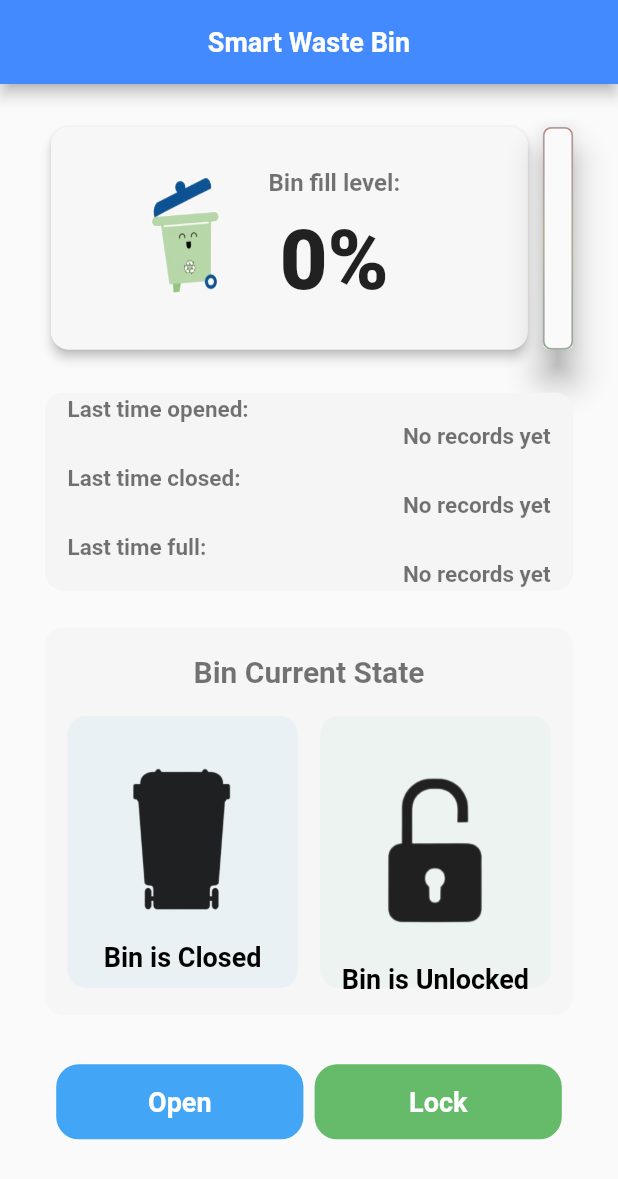
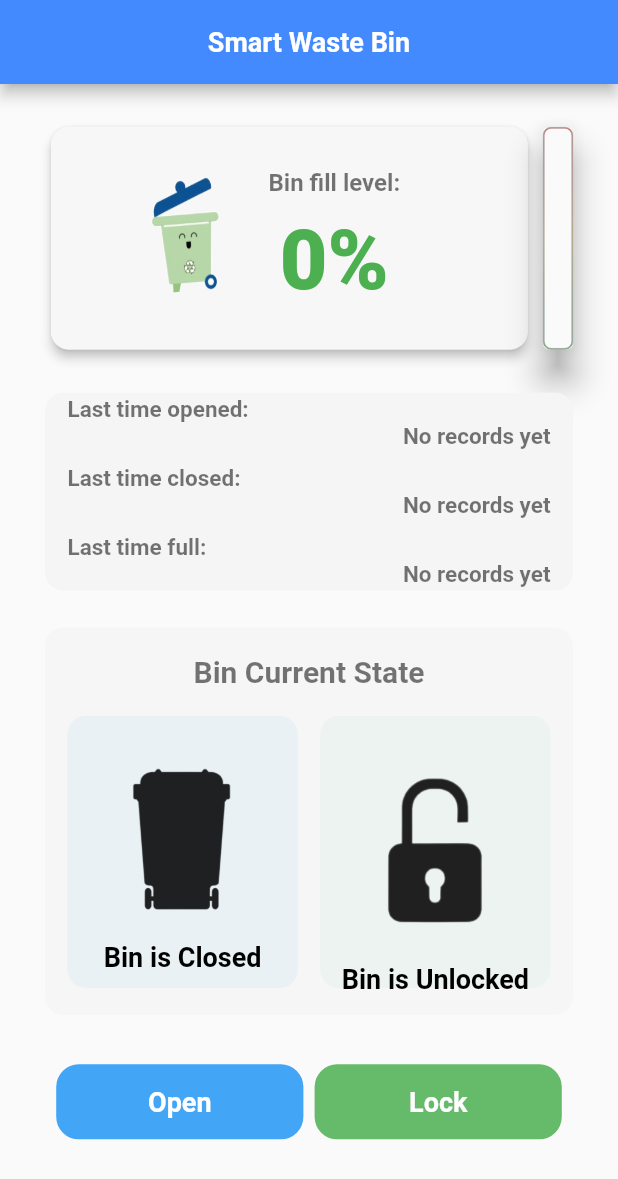
Before and after one commit to Enisco/smart_bin_advanced, a Flutter app: the screen it shows after launch, on a phone screen of 412 x 824 dp. Shown: the top 1179 px of the screen. Run offline on Flutter 3.47's test engine with Material 2 defaults, Android fonts, the light colour scheme and no system bars; our stand-ins replace flutter_local_notifications, get; missing offline and left inert: flutter_background, mqtt_client.

Commit message:
custom view implementation

```diff
--- a/lib/presentation/controller.dart
+++ b/lib/presentation/controller.dart
@@ -116,7 +116,7 @@ class SmartWasteBinController extends GetxController {
             }
           }
 
-          if (percentageVal > 90) {
+          if (percentageVal >= 90) {
             localNotificationServices.showNotification(percentageVal);
             locked = true;
             print("bin is now locked: locked = $locked");
--- a/lib/presentation/view.dart
+++ b/lib/presentation/view.dart
@@ -98,9 +98,9 @@ class _SmartWasteBinPageViewState extends State<SmartWasteBinPageView> {
                                 Text(
                                   '${controller.percentageVal.toString()}%',
                                   style: const TextStyle(
-                                    fontSize: 55,
-                                    fontWeight: FontWeight.w800,
-                                  ),
+                                      fontSize: 55,
+                                      fontWeight: FontWeight.w800,
+                                      color: Colors.green),
                                 ),
                               ],
                             ),
@@ -109,75 +109,6 @@ class _SmartWasteBinPageViewState extends State<SmartWasteBinPageView> {
                         ),
                       ),
                     ),
-
-                    // Card(
-                    //   elevation: 6,
-                    //   shadowColor: Colors.grey[700],
-                    //   child: Container(
-                    //     decoration: const BoxDecoration(
-                    //       borderRadius: BorderRadius.all(Radius.circular(15)),
-                    //     ),
-                    //     height: size.height * 0.18,
-                    //     width: 20,
-                    //     child: Column(
-                    //       children: [
-                    //         Expanded(
-                    //           child: Container(
-                    //             decoration: BoxDecoration(
-                    //               color: Colors.grey[50],
-                    //               border: Border.all(
-                    //                 width: 0.5,
-                    //                 color: Colors.grey,
-                    //               ),
-                    //               borderRadius: controller.percentageVal <= 0
-                    //                   ? const BorderRadius.all(
-                    //                       Radius.circular(5),
-                    //                     )
-                    //                   : const BorderRadius.only(
-                    //                       topLeft: Radius.circular(5),
-                    //                       topRight: Radius.circular(5)),
-                    //             ),
-                    //             width: 20,
-                    //             height: size.height *
-                    //                 0.18 *
-                    //                 (100.0 -
-                    //                     controller.percentageVal.toDouble() /
-                    //                         100),
-                    //           ),
-                    //         ),
-                    //         Card(
-                    //           shape: const RoundedRectangleBorder(
-                    //             borderRadius:
-                    //                 BorderRadius.all(Radius.circular(8)),
-                    //           ),
-                    //           elevation: 6,
-                    //           shadowColor: Colors.grey[700],
-                    //           margin: const EdgeInsets.all(0),
-                    //           child: Container(
-                    //             decoration: BoxDecoration(
-                    //               color: Colors.red,
-                    //               borderRadius: controller.percentageVal >= 100
-                    //                   ? const BorderRadius.all(
-                    //                       Radius.circular(5),
-                    //                     )
-                    //                   : const BorderRadius.only(
-                    //                       bottomRight: Radius.circular(3),
-                    //                       bottomLeft: Radius.circular(3)),
-                    //               border: Border.all(
-                    //                 width: 0.5,
-                    //                 color: Colors.grey,
-                    //               ),
-                    //             ),
-                    //             width: 30,
-                    //             height: size.height *
-                    //                 0.18 *
-                    //                 (controller.percentageVal.toDouble() / 100),
-                    //           ),
-                    //         ),
-                    //       ],
-                    //     ),
-                    //   ),
-                    // ),
 
                     // Background Gradient
                     Card(
```
